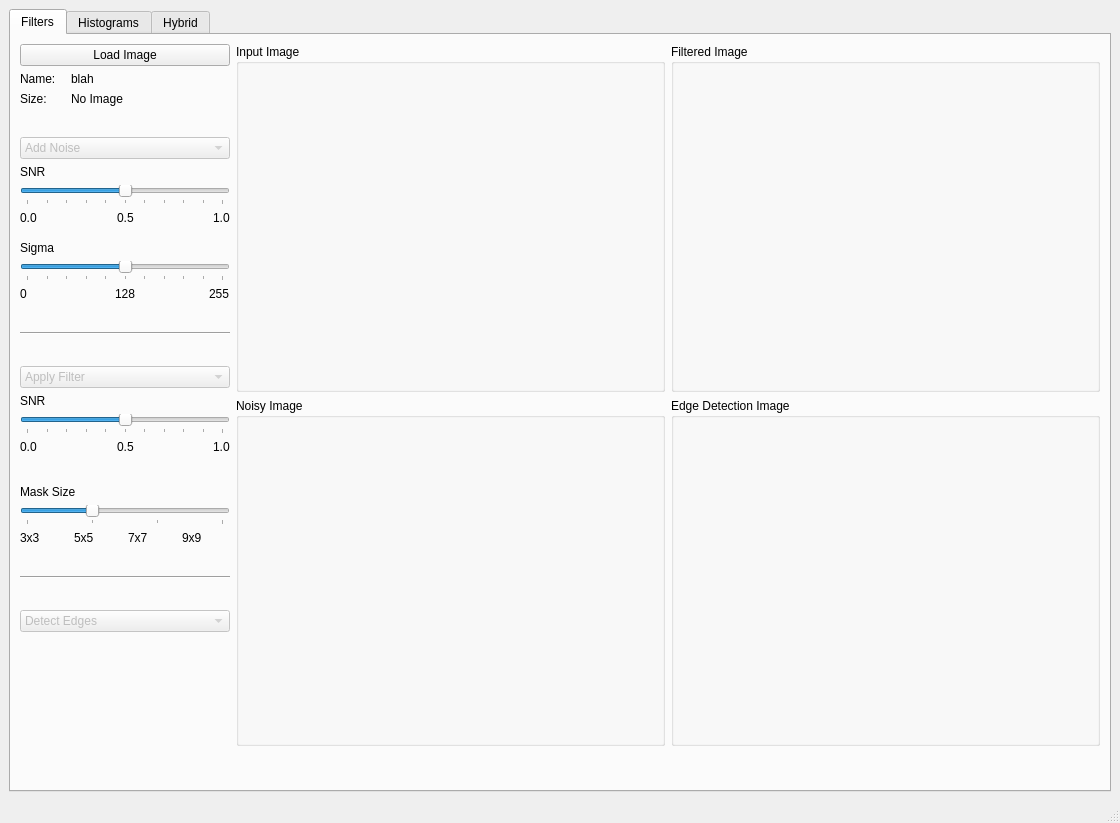
Before: the Qt Designer form UI/mainGUI.ui in r-CV-Tasks/Image-filtering-edgeDetection-processing, drawn with Qt 5.
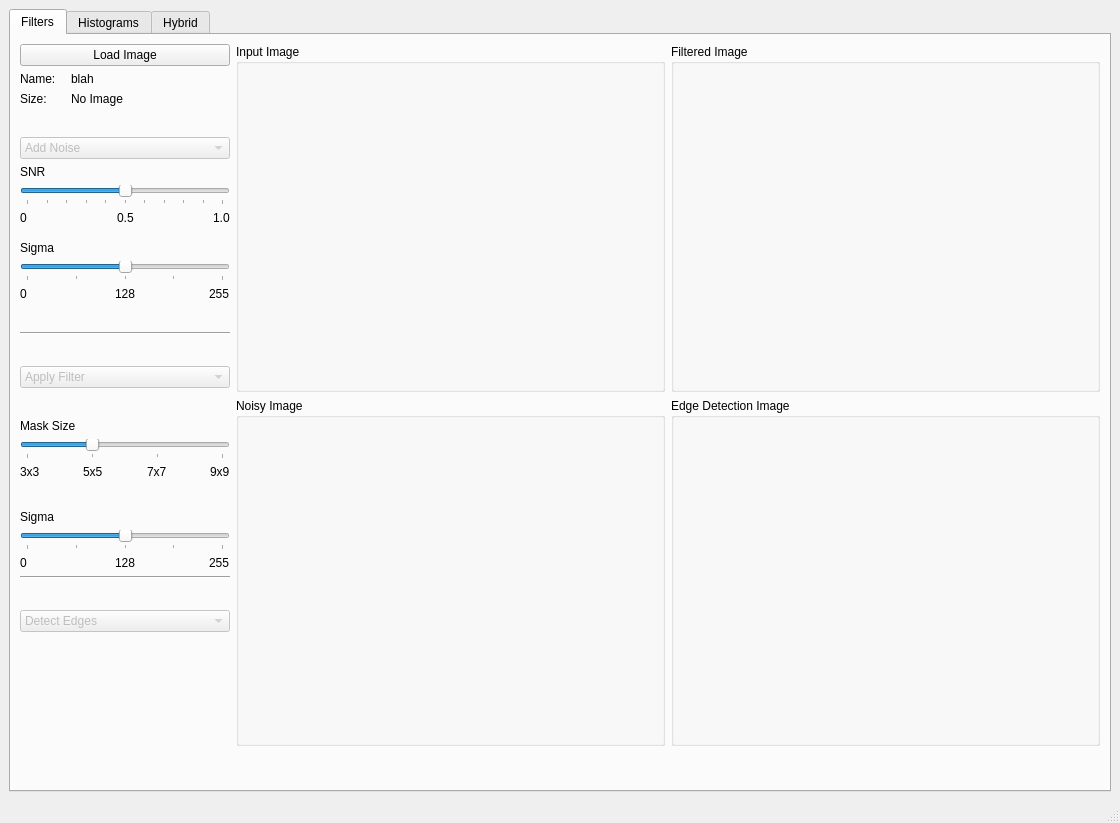
After: the same form once the commit is applied. Custom widgets are drawn as their Qt base class.

Patch:
```diff
--- a/UI/mainGUI.ui
+++ b/UI/mainGUI.ui
@@ -469,7 +469,7 @@
                 <item>
                  <widget class="QLabel" name="label_28">
                   <property name="text">
-                   <string>0.0</string>
+                   <string>0</string>
                   </property>
                  </widget>
                 </item>
@@ -583,13 +583,16 @@
                  </size>
                 </property>
                 <property name="maximum">
-                 <number>10</number>
+                 <number>4</number>
                 </property>
                 <property name="pageStep">
                  <number>1</number>
                 </property>
                 <property name="value">
-                 <number>5</number>
+                 <number>2</number>
+                </property>
+                <property name="sliderPosition">
+                 <number>2</number>
                 </property>
                 <property name="orientation">
                  <enum>Qt::Horizontal</enum>
@@ -758,125 +761,6 @@
               </item>
              </widget>
             </item>
-            <item>
-             <layout class="QVBoxLayout" name="verticalLayout_9">
-              <item>
-               <layout class="QHBoxLayout" name="horizontalLayout_23">
-                <item>
-                 <widget class="QLabel" name="label_31">
-                  <property name="sizePolicy">
-                   <sizepolicy hsizetype="Minimum" vsizetype="Maximum">
-                    <horstretch>0</horstretch>
-                    <verstretch>0</verstretch>
-                   </sizepolicy>
-                  </property>
-                  <property name="font">
-                   <font>
-                    <weight>50</weight>
-                    <bold>false</bold>
-                   </font>
-                  </property>
-                  <property name="lineWidth">
-                   <number>1</number>
-                  </property>
-                  <property name="midLineWidth">
-                   <number>0</number>
-                  </property>
-                  <property name="text">
-                   <string>SNR</string>
-                  </property>
-                  <property name="textFormat">
-                   <enum>Qt::AutoText</enum>
-                  </property>
-                  <property name="scaledContents">
-                   <bool>false</bool>
-                  </property>
-                  <property name="margin">
-                   <number>0</number>
-                  </property>
-                  <property name="indent">
-                   <number>-1</number>
-                  </property>
-                 </widget>
-                </item>
-               </layout>
-              </item>
-              <item>
-               <widget class="mySlider" name="snr_slider_2">
-                <property name="enabled">
-                 <bool>true</bool>
-                </property>
-                <property name="sizePolicy">
-                 <sizepolicy hsizetype="Fixed" vsizetype="Fixed">
-                  <horstretch>0</horstretch>
-                  <verstretch>0</verstretch>
-                 </sizepolicy>
-                </property>
-                <property name="minimumSize">
-                 <size>
-                  <width>210</width>
-                  <height>0</height>
-                 </size>
-                </property>
-                <property name="maximumSize">
-                 <size>
-                  <width>210</width>
-                  <height>25</height>
-                 </size>
-                </property>
-                <property name="maximum">
-                 <number>10</number>
-                </property>
-                <property name="pageStep">
-                 <number>1</number>
-                </property>
-                <property name="value">
-                 <number>5</number>
-                </property>
-                <property name="orientation">
-                 <enum>Qt::Horizontal</enum>
-                </property>
-                <property name="tickPosition">
-                 <enum>QSlider::TicksBelow</enum>
-                </property>
-                <property name="tickInterval">
-                 <number>1</number>
-                </property>
-               </widget>
-              </item>
-              <item>
-               <layout class="QHBoxLayout" name="horizontalLayout_24">
-                <item>
-                 <widget class="QLabel" name="label_32">
-                  <property name="text">
-                   <string>0.0</string>
-                  </property>
-                 </widget>
-                </item>
-                <item>
-                 <widget class="QLabel" name="label_33">
-                  <property name="text">
-                   <string>0.5</string>
-                  </property>
-                 </widget>
-                </item>
-                <item>
-                 <widget class="QLabel" name="label_34">
-                  <property name="sizePolicy">
-                   <sizepolicy hsizetype="Fixed" vsizetype="Preferred">
-                    <horstretch>0</horstretch>
-                    <verstretch>0</verstretch>
-                   </sizepolicy>
-                  </property>
-                  <property name="text">
-                   <string>1.0</string>
-                  </property>
-                 </widget>
-                </item>
-               </layout>
-              </item>
-             </layout>
-            </item>
             <item>
              <spacer name="verticalSpacer_10">
               <property name="maximumSize">
@@ -993,17 +877,11 @@
                 <item>
                  <widget class="QLabel" name="label_36">
                   <property name="sizePolicy">
-                   <sizepolicy hsizetype="Fixed" vsizetype="Fixed">
+                   <sizepolicy hsizetype="Minimum" vsizetype="Minimum">
                     <horstretch>0</horstretch>
                     <verstretch>0</verstretch>
                    </sizepolicy>
                   </property>
-                  <property name="maximumSize">
-                   <size>
-                    <width>200</width>
-                    <height>25</height>
-                   </size>
-                  </property>
                   <property name="text">
                    <string>3x3</string>
                   </property>
@@ -1012,17 +890,11 @@
                 <item>
                  <widget class="QLabel" name="label_37">
                   <property name="sizePolicy">
-                   <sizepolicy hsizetype="Fixed" vsizetype="Fixed">
+                   <sizepolicy hsizetype="Minimum" vsizetype="Minimum">
                     <horstretch>0</horstretch>
                     <verstretch>0</verstretch>
                    </sizepolicy>
                   </property>
-                  <property name="maximumSize">
-                   <size>
-                    <width>200</width>
-                    <height>25</height>
-                   </size>
-                  </property>
                   <property name="text">
                    <string>5x5</string>
                   </property>
@@ -1031,17 +903,11 @@
                 <item>
                  <widget class="QLabel" name="label_38">
                   <property name="sizePolicy">
-                   <sizepolicy hsizetype="Fixed" vsizetype="Fixed">
+                   <sizepolicy hsizetype="Minimum" vsizetype="Minimum">
                     <horstretch>0</horstretch>
                     <verstretch>0</verstretch>
                    </sizepolicy>
                   </property>
-                  <property name="maximumSize">
-                   <size>
-                    <width>200</width>
-                    <height>25</height>
-                   </size>
-                  </property>
                   <property name="text">
                    <string>7x7</string>
                   </property>
@@ -1050,17 +916,11 @@
                 <item>
                  <widget class="QLabel" name="label_39">
                   <property name="sizePolicy">
-                   <sizepolicy hsizetype="Fixed" vsizetype="Fixed">
+                   <sizepolicy hsizetype="Fixed" vsizetype="Minimum">
                     <horstretch>0</horstretch>
                     <verstretch>0</verstretch>
                    </sizepolicy>
                   </property>
-                  <property name="maximumSize">
-                   <size>
-                    <width>200</width>
-                    <height>25</height>
-                   </size>
-                  </property>
                   <property name="text">
                    <string>9x9</string>
                   </property>
@@ -1092,6 +952,140 @@
               </property>
              </spacer>
             </item>
+            <item>
+             <layout class="QVBoxLayout" name="verticalLayout_11">
+              <item>
+               <layout class="QHBoxLayout" name="horizontalLayout_5">
+                <item>
+                 <widget class="QLabel" name="label_5">
+                  <property name="sizePolicy">
+                   <sizepolicy hsizetype="Minimum" vsizetype="Maximum">
+                    <horstretch>0</horstretch>
+                    <verstretch>0</verstretch>
+                   </sizepolicy>
+                  </property>
+                  <property name="font">
+                   <font>
+                    <weight>50</weight>
+                    <bold>false</bold>
+                   </font>
+                  </property>
+                  <property name="lineWidth">
+                   <number>1</number>
+                  </property>
+                  <property name="midLineWidth">
+                   <number>0</number>
+                  </property>
+                  <property name="text">
+                   <string>Sigma</string>
+                  </property>
+                  <property name="textFormat">
+                   <enum>Qt::AutoText</enum>
+                  </property>
+                  <property name="scaledContents">
+                   <bool>false</bool>
+                  </property>
+                  <property name="margin">
+                   <number>0</number>
+                  </property>
+                  <property name="indent">
+                   <number>-1</number>
+                  </property>
+                 </widget>
+                </item>
+               </layout>
+              </item>
+              <item>
+               <widget class="mySlider" name="sigma_slider_2">
+                <property name="enabled">
+                 <bool>true</bool>
+                </property>
+                <property name="sizePolicy">
+                 <sizepolicy hsizetype="Fixed" vsizetype="Fixed">
+                  <horstretch>0</horstretch>
+                  <verstretch>0</verstretch>
+                 </sizepolicy>
+                </property>
+                <property name="minimumSize">
+                 <size>
+                  <width>210</width>
+                  <height>0</height>
+                 </size>
+                </property>
+                <property name="maximumSize">
+                 <size>
+                  <width>210</width>
+                  <height>25</height>
+                 </size>
+                </property>
+                <property name="maximum">
+                 <number>4</number>
+                </property>
+                <property name="pageStep">
+                 <number>1</number>
+                </property>
+                <property name="value">
+                 <number>2</number>
+                </property>
+                <property name="sliderPosition">
+                 <number>2</number>
+                </property>
+                <property name="orientation">
+                 <enum>Qt::Horizontal</enum>
+                </property>
+                <property name="tickPosition">
+                 <enum>QSlider::TicksBelow</enum>
+                </property>
+                <property name="tickInterval">
+                 <number>1</number>
+                </property>
+               </widget>
+              </item>
+              <item>
+               <layout class="QHBoxLayout" name="horizontalLayout_27">
+                <item>
+                 <widget class="QLabel" name="label_6">
+                  <property name="sizePolicy">
+                   <sizepolicy hsizetype="Minimum" vsizetype="Preferred">
+                    <horstretch>0</horstretch>
+                    <verstretch>0</verstretch>
+                   </sizepolicy>
+                  </property>
+                  <property name="text">
+                   <string>0</string>
+                  </property>
+                 </widget>
+                </item>
+                <item>
+                 <widget class="QLabel" name="label_12">
+                  <property name="sizePolicy">
+                   <sizepolicy hsizetype="Minimum" vsizetype="Preferred">
+                    <horstretch>0</horstretch>
+                    <verstretch>0</verstretch>
+                   </sizepolicy>
+                  </property>
+                  <property name="text">
+                   <string>128</string>
+                  </property>
+                 </widget>
+                </item>
+                <item>
+                 <widget class="QLabel" name="label_16">
+                  <property name="sizePolicy">
+                   <sizepolicy hsizetype="Fixed" vsizetype="Preferred">
+                    <horstretch>0</horstretch>
+                    <verstretch>0</verstretch>
+                   </sizepolicy>
+                  </property>
+                  <property name="text">
+                   <string>255</string>
+                  </property>
+                 </widget>
+                </item>
+               </layout>
+              </item>
+             </layout>
+            </item>
             <item>
              <widget class="Line" name="line">
               <property name="sizePolicy">
```
Left out of the diff: 3 changed lines with no effect on the pictures.
